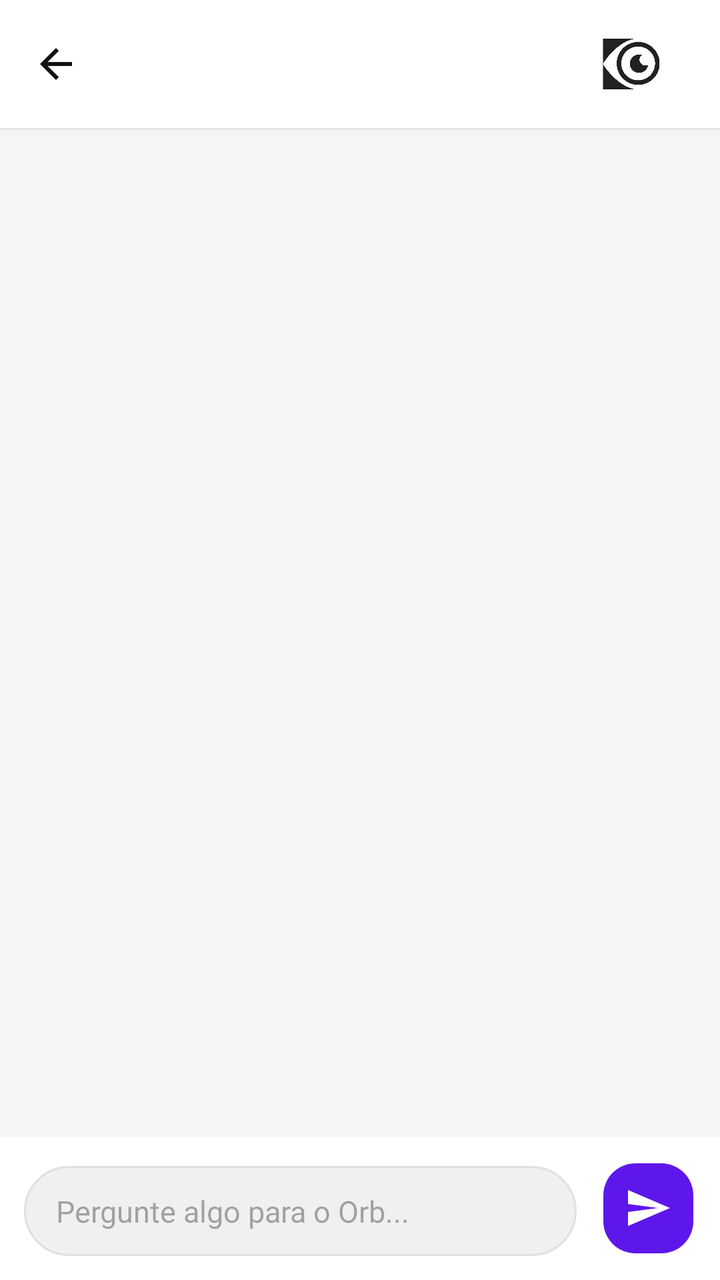
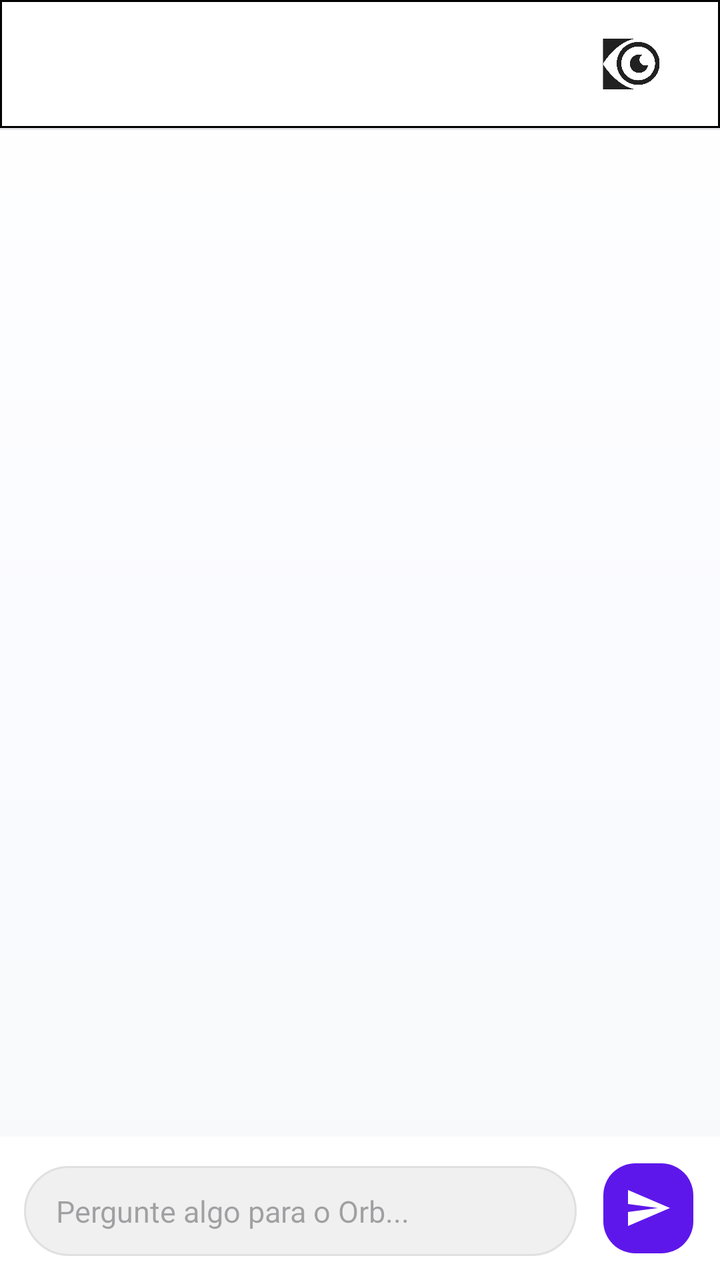

Compare the two renders of this Android layout. The source of the first and the diff that turns it into the second are given below.
<!-- AndroidManifest.xml: application theme Theme.Orbis -->
<!-- res/layout/activity_ia.xml -->
<?xml version="1.0" encoding="utf-8"?>
<androidx.constraintlayout.widget.ConstraintLayout xmlns:android="http://schemas.android.com/apk/res/android"
    xmlns:app="http://schemas.android.com/apk/res-auto"
    xmlns:tools="http://schemas.android.com/tools"
    android:layout_width="match_parent"
    android:layout_height="match_parent"
    android:background="#F5F5F5"
    tools:context=".ui.main.IaActivity">

    
    <com.google.android.material.appbar.AppBarLayout
        android:id="@+id/appBarLayout"
        android:layout_width="match_parent"
        android:layout_height="wrap_content"
        android:background="@color/white"
        android:fitsSystemWindows="true"
        app:elevation="0dp"
        app:layout_constraintTop_toTopOf="parent">

        <com.google.android.material.appbar.MaterialToolbar
            android:id="@+id/toolbarIa"
            android:layout_width="match_parent"
            android:layout_height="?attr/actionBarSize"
            android:background="@color/white"
            app:navigationIcon="@drawable/ic_voltar"
            app:navigationIconTint="@color/black"
            app:title="">

            <ImageView
                android:layout_width="wrap_content"
                android:layout_height="32dp"
                android:layout_gravity="end"
                android:layout_marginEnd="16dp"
                android:adjustViewBounds="true"
                android:src="@drawable/orbislogotoolbar"
                android:contentDescription="Orbis Logo" />

        </com.google.android.material.appbar.MaterialToolbar>

        <ProgressBar
            android:id="@+id/progressIa"
            style="?android:attr/progressBarStyleHorizontal"
            android:layout_width="match_parent"
            android:layout_height="wrap_content"
            android:indeterminate="true"
            android:visibility="gone"
            android:layout_marginTop="-8dp"
            android:layout_marginBottom="-4dp"
            android:indeterminateTint="@color/purple" />

    </com.google.android.material.appbar.AppBarLayout>

    <View
        android:id="@+id/lineIa"
        android:layout_width="match_parent"
        android:layout_height="1dp"
        android:background="@color/border"
        app:layout_constraintTop_toBottomOf="@id/appBarLayout" />

    
    <androidx.recyclerview.widget.RecyclerView
        android:id="@+id/recyclerChat"
        android:layout_width="match_parent"
        android:layout_height="0dp"
        android:clipToPadding="false"
        android:padding="16dp"
        app:layout_constraintBottom_toTopOf="@+id/layoutInput"
        app:layout_constraintTop_toBottomOf="@id/appBarLayout" />

    
    <LinearLayout
        android:id="@+id/layoutInput"
        android:layout_width="match_parent"
        android:layout_height="wrap_content"
        android:background="@color/white"
        android:orientation="horizontal"
        android:padding="12dp"
        android:gravity="bottom"
        app:layout_constraintBottom_toBottomOf="parent">

        <EditText
            android:id="@+id/edtPergunta"
            android:layout_width="0dp"
            android:layout_height="wrap_content"
            android:layout_weight="1"
            android:background="@drawable/bg_chat_input"
            android:hint="Pergunte algo para o Orb..."
            android:inputType="textMultiLine"
            android:maxLines="4"
            android:minHeight="45dp"
            android:paddingHorizontal="16dp"
            android:paddingVertical="10dp"
            android:textSize="15sp" />

        <com.google.android.material.floatingactionbutton.FloatingActionButton
            android:id="@+id/btnEnviar"
            android:layout_width="wrap_content"
            android:layout_height="wrap_content"
            android:layout_marginStart="12dp"
            android:src="@drawable/ic_send_24"
            app:fabCustomSize="45dp"
            app:tint="@android:color/white"
            app:backgroundTint="@color/purple"
            app:elevation="0dp" />

    </LinearLayout>

</androidx.constraintlayout.widget.ConstraintLayout>
<!-- resources referenced by this layout -->
<resources>
  <color name="black">#111111</color>
  <color name="border">#E5E5EA</color>
  <color name="purple">#5E17EB</color>
  <color name="white">#FFFFFF</color>
  <!-- drawable bg_chat_input (drawable) -->
  <?xml version="1.0" encoding="utf-8"?>
  <shape xmlns:android="http://schemas.android.com/apk/res/android">
      <solid android:color="#F0F0F0" />
      <corners android:radius="24dp" />
      <stroke android:width="1dp" android:color="#E0E0E0" />
  </shape>
  <!-- drawable ic_send_24 (drawable) -->
  <vector xmlns:android="http://schemas.android.com/apk/res/android"
      android:width="24dp"
      android:height="24dp"
      android:viewportWidth="24"
      android:viewportHeight="24"
      android:tint="?attr/colorControlNormal">
    <path
        android:fillColor="@android:color/white"
        android:pathData="M2.01,21L23,12 2.01,3 2,10l15,2 -15,2z"/>
  </vector>
  <!-- drawable ic_voltar (drawable) -->
  <vector xmlns:android="http://schemas.android.com/apk/res/android"
      android:width="24dp"
      android:height="24dp"
      android:viewportWidth="24"
      android:viewportHeight="24">
    <path
        android:fillColor="#000000"
        android:pathData="M20,11H7.83l5.59,-5.59L12,4l-8,8 8,8 1.41,-1.41L7.83,13H20v-2z"/>
  </vector>
  <!-- drawable orbislogotoolbar: png bitmap (drawable, 57971 bytes) -->
  <style name="Theme.Orbis" parent="Base.Theme.Orbis">
          <item name="android:windowBackground">@color/background</item>
          <item name="colorPrimary">@color/purple</item>
          <item name="colorSecondary">@color/statusGreen</item>
          <item name="android:statusBarColor">@color/white</item>
          <item name="android:windowLightStatusBar">true</item>
      </style>
  <style name="Base.Theme.Orbis" parent="Theme.Material3.DayNight.NoActionBar">
          
          
      </style>
  <color name="background">#F8F9FA</color>
  <color name="statusGreen">#34C759</color>
</resources>

<!-- the commit's change to res/layout/activity_ia.xml (unified diff, before → after) -->
@@ -4,7 +4,7 @@
     xmlns:tools="http://schemas.android.com/tools"
     android:layout_width="match_parent"
     android:layout_height="match_parent"
-    android:background="#F5F5F5"
+    android:background="@drawable/bg_app_gradient"
     tools:context=".ui.main.IaActivity">
 
     
@@ -12,18 +12,18 @@
         android:id="@+id/appBarLayout"
         android:layout_width="match_parent"
         android:layout_height="wrap_content"
-        android:background="@color/white"
+        android:background="@drawable/bg_toolbar_surface"
         android:fitsSystemWindows="true"
-        app:elevation="0dp"
+        app:elevation="2dp"
         app:layout_constraintTop_toTopOf="parent">
 
         <com.google.android.material.appbar.MaterialToolbar
             android:id="@+id/toolbarIa"
             android:layout_width="match_parent"
             android:layout_height="?attr/actionBarSize"
-            android:background="@color/white"
+            android:background="@android:color/transparent"
             app:navigationIcon="@drawable/ic_voltar"
-            app:navigationIconTint="@color/black"
+            app:navigationIconTint="@color/textPrimary"
             app:title="">
 
             <ImageView
@@ -72,7 +72,7 @@
         android:id="@+id/layoutInput"
         android:layout_width="match_parent"
         android:layout_height="wrap_content"
-        android:background="@color/white"
+        android:background="@color/surface"
         android:orientation="horizontal"
         android:padding="12dp"
         android:gravity="bottom"
<!-- resource entries referenced after the edit -->
@@ -1,8 +1,18 @@
 <!-- resources referenced by this layout -->
 <resources>
-  <color name="black">#111111</color>
   <color name="border">#E5E5EA</color>
   <color name="purple">#5E17EB</color>
+  <color name="surface">#FFFFFF</color>
+  <!-- drawable bg_app_gradient (drawable) -->
+  <?xml version="1.0" encoding="utf-8"?>
+  <shape xmlns:android="http://schemas.android.com/apk/res/android" android:shape="rectangle">
+      
+      <gradient
+          android:angle="270"
+          android:startColor="#FFFFFF"
+          android:centerColor="#FAFBFF"
+          android:endColor="@color/background" />
+  </shape>
   <color name="white">#FFFFFF</color>
   <!-- drawable bg_chat_input (drawable) -->
   <?xml version="1.0" encoding="utf-8"?>
@@ -10,6 +20,12 @@
       <solid android:color="#F0F0F0" />
       <corners android:radius="24dp" />
       <stroke android:width="1dp" android:color="#E0E0E0" />
+  </shape>
+  <!-- drawable bg_toolbar_surface (drawable) -->
+  <?xml version="1.0" encoding="utf-8"?>
+  <shape xmlns:android="http://schemas.android.com/apk/res/android" android:shape="rectangle">
+      <solid android:color="@color/surface" />
+      <stroke android:width="1dp" android:color="@color/borderSoft" />
   </shape>
   <!-- drawable ic_send_24 (drawable) -->
   <vector xmlns:android="http://schemas.android.com/apk/res/android"
